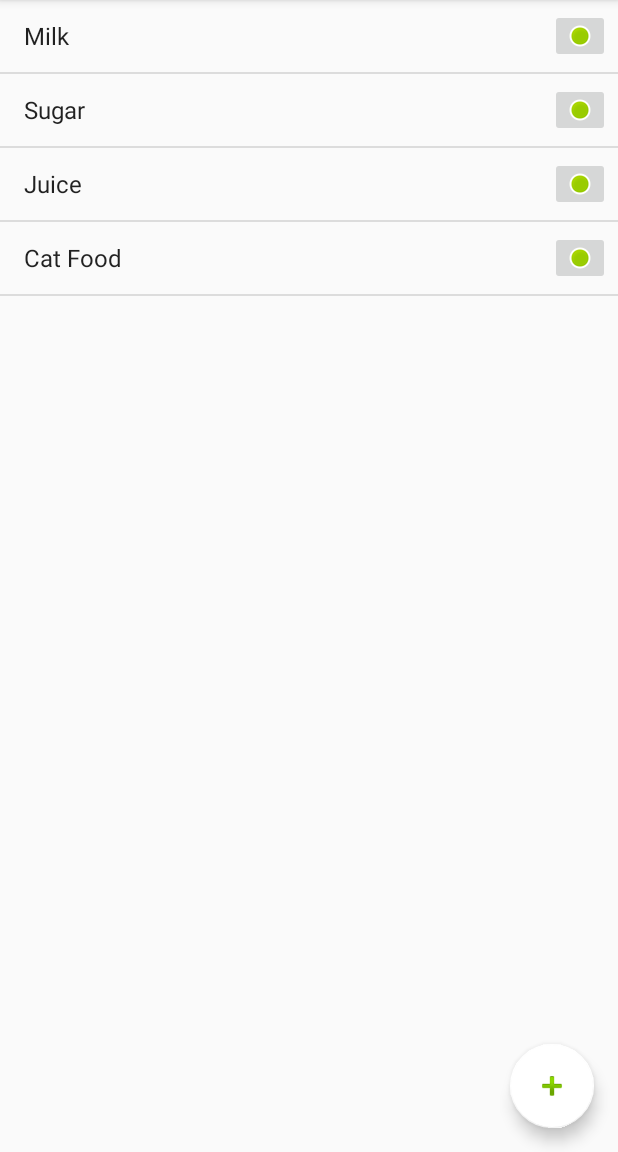
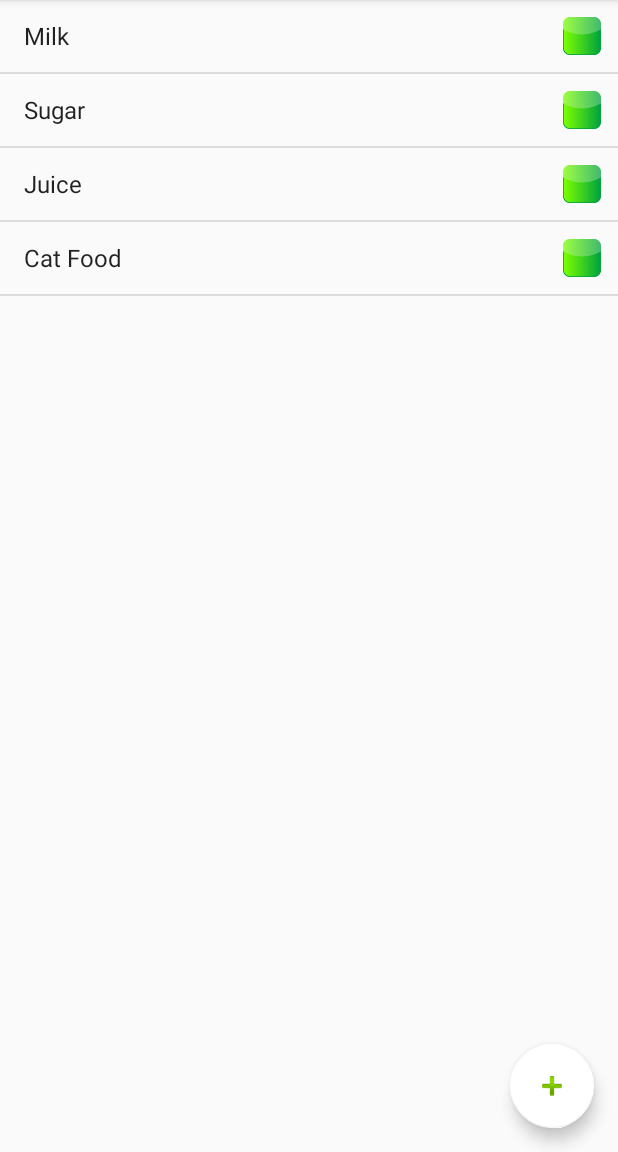
Before and after one commit to Zeherah/HCI2, an Android app: the screen it shows after launch (MainActivity), on a phone screen of 412 x 824 dp, the part 84-1236 px from its top. Run offline under Robolectric (Android 15) with nearby library versions, the phone set to English and light mode, and no system bars.

Commit message:
Added delete logic for long press. Changed the imageButton to a Spinner(dropdown list). Made the spinner's dropdown items change it's appearance for item priority (need a custom adapter to make the dropdown list images).

```diff
--- a/app/src/main/java/com/comp4020/listproject/MainActivity.java
+++ b/app/src/main/java/com/comp4020/listproject/MainActivity.java
@@ -3,9 +3,11 @@ package com.comp4020.listproject;
 import android.content.Context;
 import android.content.DialogInterface;
 import android.content.Intent;
+import android.os.Build;
 import android.os.Bundle;
 import android.support.annotation.LayoutRes;
 import android.support.annotation.NonNull;
+import android.support.annotation.RequiresApi;
 import android.view.KeyEvent;
 import android.view.LayoutInflater;
 import android.view.View;
@@ -26,6 +28,8 @@ import android.widget.ImageButton;
 import android.widget.LinearLayout;
 import android.widget.ListAdapter;
 import android.widget.ListView;
+import android.widget.Spinner;
+import android.widget.SpinnerAdapter;
 import android.widget.TextView;
 import android.widget.Toast;
 import android.app.AlertDialog;
@@ -90,7 +94,7 @@ public class MainActivity extends AppCompatActivity
         lvMain.setOnItemLongClickListener(new AdapterView.OnItemLongClickListener() {
             public boolean onItemLongClick(AdapterView<?> parent, View view,
                                     int position, long id) {
-                itemDelete(position,id);
+                itemDelete(position);
 
 
                 //Intent newActivity = new Intent(this, superleague.class);
@@ -124,7 +128,7 @@ public class MainActivity extends AppCompatActivity
 //
 //        Toast.makeText(MainActivity.this,b, Toast.LENGTH_LONG).show();
 //    }
-    public void itemDelete(final int position, final long id)
+    public void itemDelete(final int position)
     {
         AlertDialog.Builder alertDialogBuilder = new AlertDialog.Builder(this);
         alertDialogBuilder.setTitle(String.format("Remove \"%s\" from the list?", names.get(position)));
@@ -281,21 +285,59 @@ public class MainActivity extends AppCompatActivity
 
             listItemText.setOnLongClickListener(new View.OnLongClickListener (){
                 public boolean onLongClick(View v) {
-                    String b = String.format("Long pressed on %s item",list.get(position));
-                    Toast.makeText(MainActivity.this,b, Toast.LENGTH_LONG).show();
+//                    String b = String.format("Long pressed on %s item",list.get(position));
+                    itemDelete(position);
+//                    Toast.makeText(MainActivity.this,b, Toast.LENGTH_LONG).show();
                     return true;
                 }
 
             });
-            //Handle buttons and add onClickListeners
-            ImageButton imageButton = (ImageButton)view.findViewById(R.id.imageButton);
+//            //Handle buttons and add onClickListeners
+//            ImageButton imageButton = (ImageButton)view.findViewById(R.id.imageButton);
+//
+//            imageButton.setOnClickListener(new View.OnClickListener(){
+//                @Override
+//                public void onClick(View v) {
+//                    //do something
+//
+//                    ((ImageButton)v).setImageResource(R.drawable.icon_red_th);
+////                    list.remove(position); //or some other task
+////                    notifyDataSetChanged();
+//                }
+//            });
 
-            imageButton.setOnClickListener(new View.OnClickListener(){
+            Spinner spinner = (Spinner)view.findViewById(R.id.spinner);
+//            SpinnerAdapter = new SpinnerAdapter();
+            List<String> priorities = new ArrayList<String>();
+            priorities.add("High");
+            priorities.add("Medium-high");
+            priorities.add("Medium");
+            priorities.add("Low");
+
+            ArrayAdapter<String> dataAdapter;
+            dataAdapter = new ArrayAdapter<String>(context, android.R.layout.simple_spinner_item, priorities);
+            dataAdapter.setDropDownViewResource(android.R.layout.simple_spinner_dropdown_item);
+            spinner.setAdapter(dataAdapter);
+            spinner.setSelection(3);
+
+            spinner.setOnItemSelectedListener(new AdapterView.OnItemSelectedListener() {
+                @RequiresApi(api = Build.VERSION_CODES.LOLLIPOP)
                 @Override
-                public void onClick(View v) {
-                    //do something
-                    list.remove(position); //or some other task
-                    notifyDataSetChanged();
+                public void onItemSelected(AdapterView<?> parent, View view, int position, long id) {
+                    if(position == 0){
+                        ((Spinner) parent).setBackground(getDrawable(R.drawable.icon_red_th));
+                    }else if(position == 1){
+                        ((Spinner) parent).setBackground(getDrawable(R.drawable.icon_orange_th));
+                    }else if(position == 2){
+                        ((Spinner) parent).setBackground(getDrawable(R.drawable.icon_yellow_th));
+                    }else if(position == 3){
+                        ((Spinner) parent).setBackground(getDrawable(R.drawable.icon_green_th));
+                    }
+                }
+
+                @Override
+                public void onNothingSelected(AdapterView<?> parent) {
+
                 }
             });
 
--- a/app/src/main/res/layout/list_item.xml
+++ b/app/src/main/res/layout/list_item.xml
@@ -16,12 +16,21 @@
         android:paddingEnd="?android:attr/listPreferredItemPaddingEnd"
         android:minHeight="?android:attr/listPreferredItemHeightSmall" />
 
-    <ImageButton
-        android:id="@+id/imageButton"
-        android:layout_width="wrap_content"
-        android:layout_height="wrap_content"
+    <!--<ImageButton-->
+        <!--android:id="@+id/imageButton"-->
+        <!--android:layout_width="25dp"-->
+        <!--android:layout_height="25dp"-->
+        <!--app:srcCompat="@drawable/icon_green_th"-->
+        <!--android:layout_centerVertical="true"-->
+        <!--android:layout_alignParentEnd="true"-->
+        <!--android:layout_marginEnd="11dp" />-->
+
+    <Spinner
+        android:id="@+id/spinner"
+        android:layout_width="25dp"
+        android:layout_height="25dp"
         android:layout_alignParentEnd="true"
         android:layout_centerVertical="true"
-        android:layout_marginEnd="5dp"
-        app:srcCompat="@android:drawable/presence_online" />
+        android:layout_marginEnd="11dp"
+        android:background="@drawable/icon_green_th" />
 </RelativeLayout>
```
Also changed, not shown: app/src/main/res/drawable-v21/icon_green_th.png (added), app/src/main/res/drawable-v21/icon_orange_th.png (added), app/src/main/res/drawable-v21/icon_red_th.png (added), app/src/main/res/drawable-v21/icon_yellow_th.png (added).
